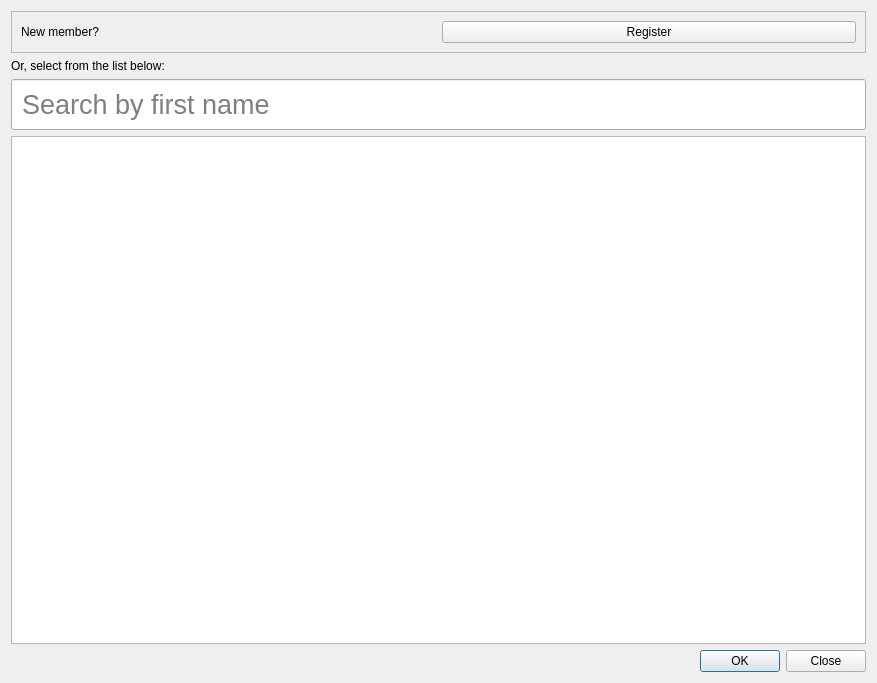
simophin/game-matcher-qt, file src/MemberSelectDialog.ui: the form before one commit.
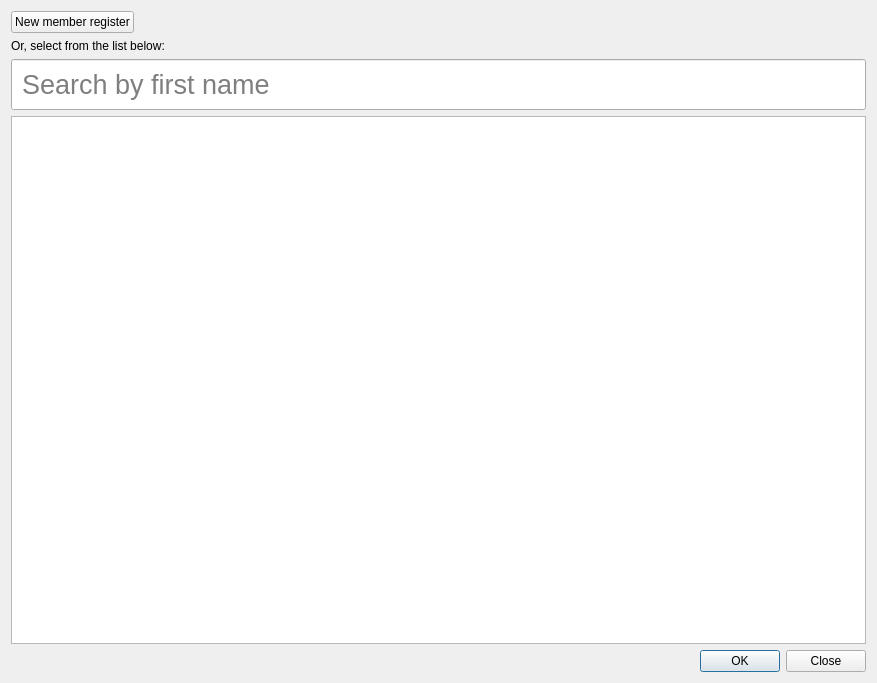
The form after the commit. Icons and pictures are not drawn.

Diff of the .ui file:
```diff
--- a/src/MemberSelectDialog.ui
+++ b/src/MemberSelectDialog.ui
@@ -18,32 +18,26 @@
   </property>
   <layout class="QVBoxLayout" name="verticalLayout_2">
    <item>
-    <widget class="QFrame" name="registerLayout">
-     <property name="frameShape">
-      <enum>QFrame::StyledPanel</enum>
+    <widget class="QPushButton" name="registerButton">
+     <property name="sizePolicy">
+      <sizepolicy hsizetype="Fixed" vsizetype="Fixed">
+       <horstretch>0</horstretch>
+       <verstretch>0</verstretch>
+      </sizepolicy>
      </property>
-     <property name="frameShadow">
-      <enum>QFrame::Raised</enum>
+     <property name="text">
+      <string>New member register</string>
      </property>
-     <layout class="QGridLayout" name="gridLayout">
-      <item row="0" column="0">
-       <widget class="QLabel" name="label">
-        <property name="text">
-         <string>New member?</string>
-        </property>
-       </widget>
-      </item>
-      <item row="0" column="1">
-       <widget class="QPushButton" name="registerButton">
-        <property name="text">
-         <string>Register</string>
-        </property>
-        <property name="default">
-         <bool>false</bool>
-        </property>
-       </widget>
-      </item>
-     </layout>
+     <property name="icon">
+      <iconset resource="../res/icons/icons.qrc">
+       <normaloff>:/icons/User/user-add-line.svg</normaloff>:/icons/User/user-add-line.svg</iconset>
+     </property>
+     <property name="iconSize">
+      <size>
+       <width>32</width>
+       <height>32</height>
+      </size>
+     </property>
     </widget>
    </item>
    <item>
```
Left out of the diff: 4 changed lines with no effect on the pictures.
